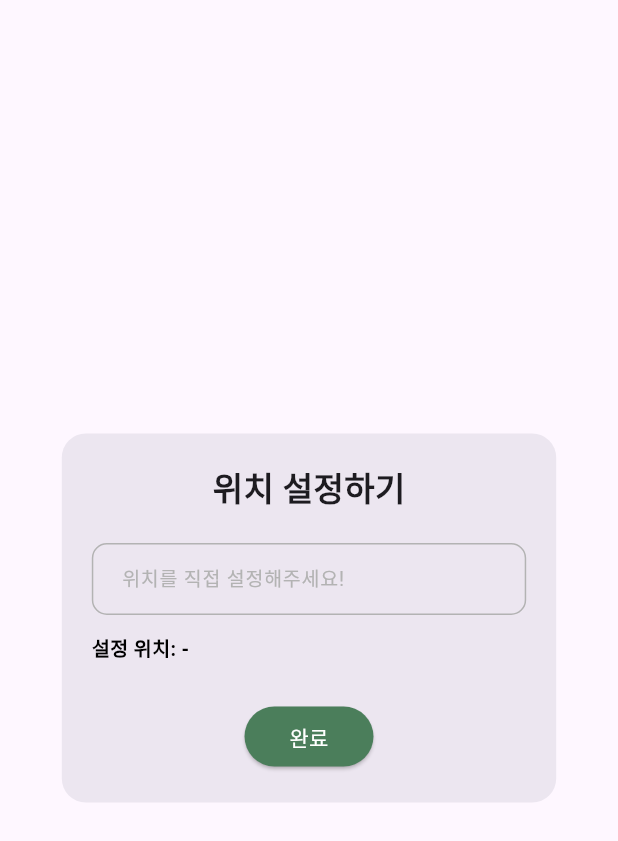
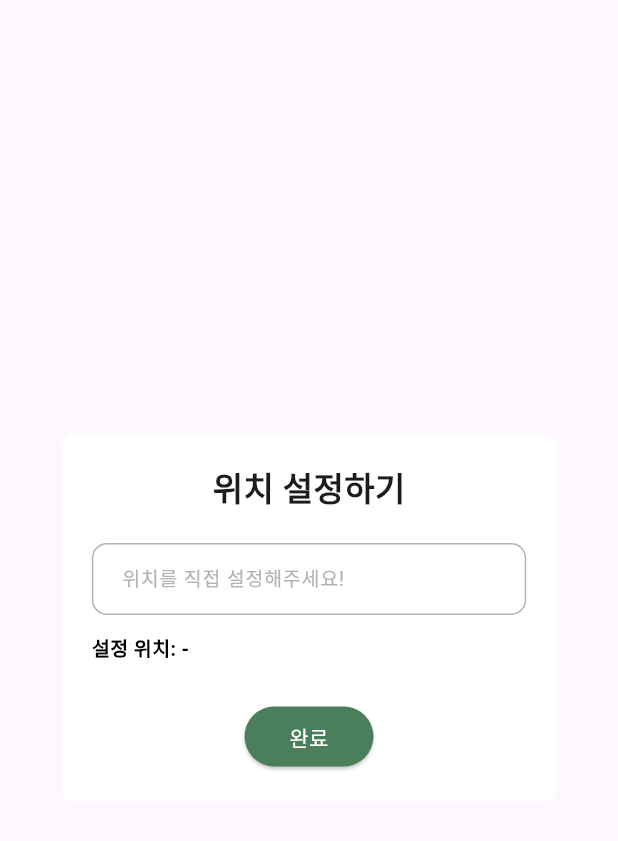
Before and after one commit to hansung-MobileCapstone/PlantyNote, a Flutter app: the LocationModal widget shown alone on an empty page, opened directly, on a phone screen of 412 x 824 dp. Shown: the top 841 px of the screen. Run offline on Flutter 3.47's test engine with Material 3 defaults, Android fonts, the phone set to English and light mode, and no system bars; our stand-ins replace carousel_slider, cloud_firestore, firebase_auth, firebase_core, firebase_storage, flutter_dotenv and 9 more; accounts and stored records are empty.

Commit message:
design: 모달 배경색 변경

```diff
--- a/lib/screens/modals/location_modal.dart
+++ b/lib/screens/modals/location_modal.dart
@@ -91,7 +91,8 @@ class LocationModalState extends State<LocationModal> {
   @override
   Widget build(BuildContext context) {
     return Dialog(
-      shape: RoundedRectangleBorder(borderRadius: BorderRadius.circular(16)),
+      shape: RoundedRectangleBorder(borderRadius: BorderRadius.circular(10)),
+      backgroundColor: Colors.white,
       child: SingleChildScrollView(
         child: Container(
           padding: const EdgeInsets.all(20),
```
